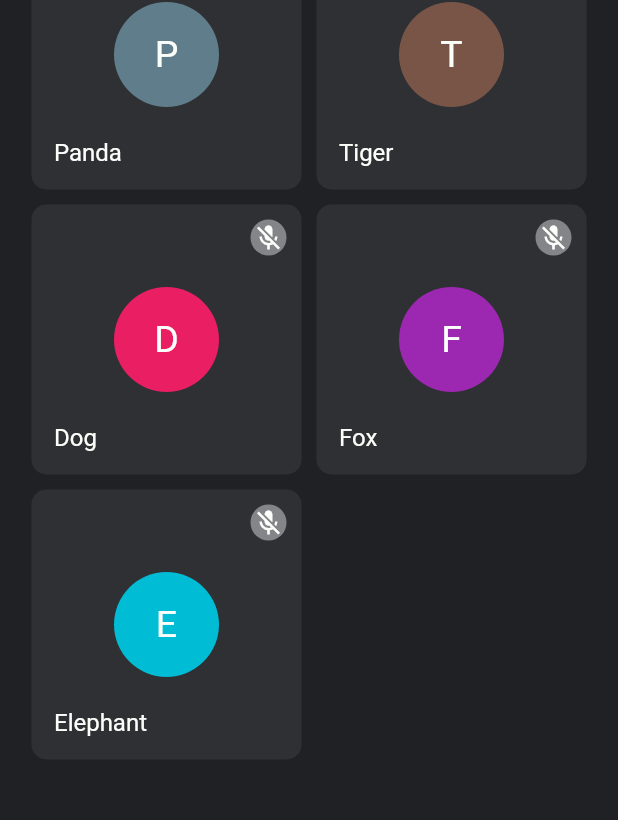
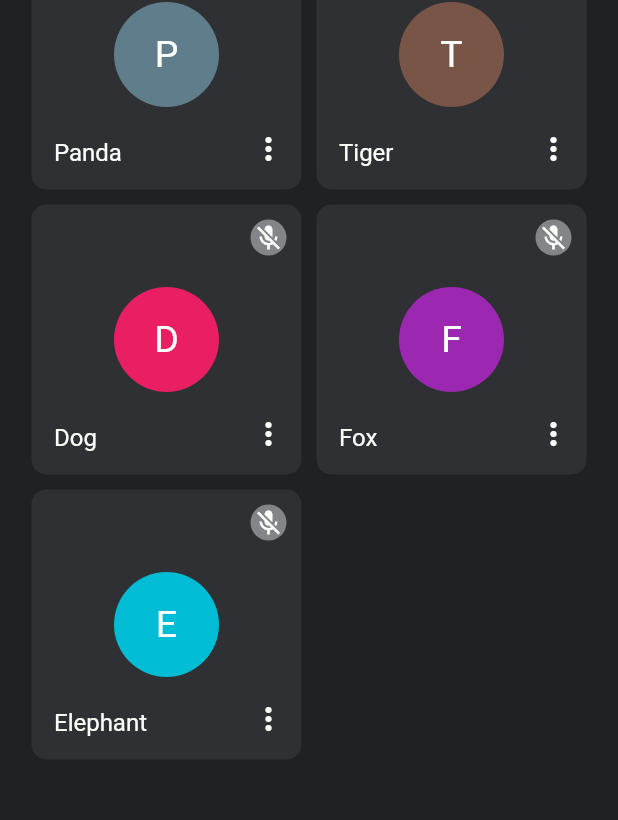
Before and after one commit to octoi/google-meet-clone, a Flutter app: the screen it shows after launch, on a phone screen of 412 x 824 dp. Shown: the part 184-1004 px from the top of the screen. Run offline on Flutter 3.47's test engine with Material 2 defaults, Android fonts, the phone set to English and light mode, and no system bars.

Commit message:
more vert btn

```diff
--- a/lib/widgets/body.dart
+++ b/lib/widgets/body.dart
@@ -72,6 +72,14 @@ class UserCard extends StatelessWidget {
               ),
             ),
           ),
+          Positioned(
+            bottom: 15.0,
+            right: 10.0,
+            child: Icon(
+              Icons.more_vert,
+              color: appWhite,
+            ),
+          ),
         ],
       ),
     );
```
